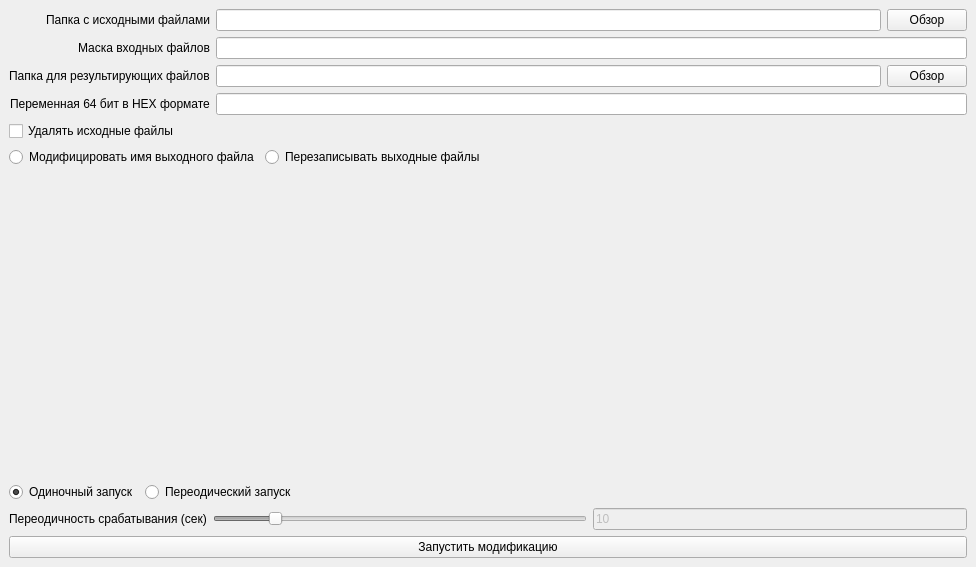
This is mainwindow.ui in 2romanio005/FileModification as Qt 5 draws it before an edit. The edited form follows.
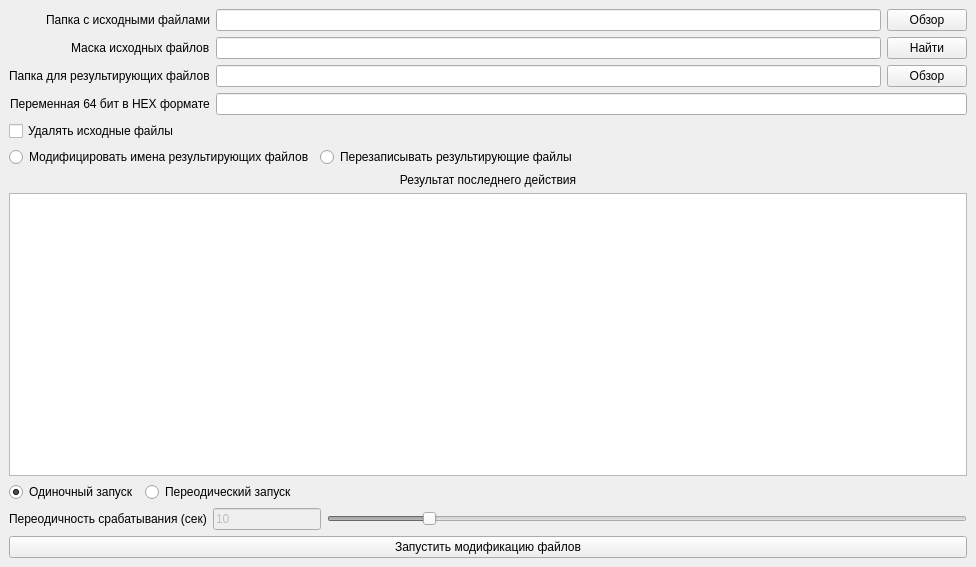
This is the edited form.

```diff
--- a/mainwindow.ui
+++ b/mainwindow.ui
@@ -14,29 +14,12 @@
    <string>Модификатор файлов</string>
   </property>
   <widget class="QWidget" name="centralwidget">
-   <layout class="QVBoxLayout" name="verticalLayout_2">
+   <layout class="QVBoxLayout" name="verticalLayout_3">
     <item>
      <layout class="QFormLayout" name="formLayout">
       <property name="labelAlignment">
        <set>Qt::AlignRight|Qt::AlignTrailing|Qt::AlignVCenter</set>
       </property>
-      <item row="1" column="0">
-       <widget class="QLabel" name="label_file_mask">
-        <property name="text">
-         <string>Маска входных файлов</string>
-        </property>
-       </widget>
-      </item>
-      <item row="1" column="1">
-       <widget class="QLineEdit" name="lineEdit_file_mask"/>
-      </item>
-      <item row="2" column="0">
-       <widget class="QLabel" name="label_output_path">
-        <property name="text">
-         <string>Папка для результирующих файлов</string>
-        </property>
-       </widget>
-      </item>
       <item row="0" column="0">
        <widget class="QLabel" name="label_input_path">
         <property name="sizePolicy">
@@ -53,20 +36,6 @@
         </property>
        </widget>
       </item>
-      <item row="3" column="0">
-       <widget class="QLabel" name="label_HEX_for_modification">
-        <property name="text">
-         <string>Переменная 64 бит в HEX формате</string>
-        </property>
-       </widget>
-      </item>
-      <item row="3" column="1">
-       <widget class="QLineEdit" name="lineEdit_HEX_for_modification">
-        <property name="maxLength">
-         <number>19</number>
-        </property>
-       </widget>
-      </item>
       <item row="0" column="1">
        <layout class="QHBoxLayout" name="horizontalLayout_13">
         <item>
@@ -81,6 +50,20 @@
         </item>
        </layout>
       </item>
+      <item row="1" column="0">
+       <widget class="QLabel" name="label_file_mask">
+        <property name="text">
+         <string>Маска исходных файлов</string>
+        </property>
+       </widget>
+      </item>
+      <item row="2" column="0">
+       <widget class="QLabel" name="label_output_path">
+        <property name="text">
+         <string>Папка для результирующих файлов</string>
+        </property>
+       </widget>
+      </item>
       <item row="2" column="1">
        <layout class="QHBoxLayout" name="horizontalLayout_15">
         <item>
@@ -95,6 +78,34 @@
         </item>
        </layout>
       </item>
+      <item row="3" column="0">
+       <widget class="QLabel" name="label_HEX_for_modification">
+        <property name="text">
+         <string>Переменная 64 бит в HEX формате</string>
+        </property>
+       </widget>
+      </item>
+      <item row="3" column="1">
+       <widget class="QLineEdit" name="lineEdit_HEX_for_modification">
+        <property name="maxLength">
+         <number>19</number>
+        </property>
+       </widget>
+      </item>
+      <item row="1" column="1">
+       <layout class="QHBoxLayout" name="horizontalLayout">
+        <item>
+         <widget class="QLineEdit" name="lineEdit_file_mask"/>
+        </item>
+        <item>
+         <widget class="QPushButton" name="pushButton_use_mask">
+          <property name="text">
+           <string>Найти</string>
+          </property>
+         </widget>
+        </item>
+       </layout>
+      </item>
      </layout>
     </item>
     <item>
@@ -109,7 +120,7 @@
       <item>
        <widget class="QRadioButton" name="radioButton_modify">
         <property name="text">
-         <string>Модифицировать имя выходного файла</string>
+         <string>Модифицировать имена результирующих файлов</string>
         </property>
         <property name="checked">
          <bool>true</bool>
@@ -119,7 +130,7 @@
       <item>
        <widget class="QRadioButton" name="radioButton_overwrite">
         <property name="text">
-         <string>Перезаписывать выходные файлы</string>
+         <string>Перезаписывать результирующие файлы</string>
         </property>
        </widget>
       </item>
@@ -139,17 +150,21 @@
      </layout>
     </item>
     <item>
-     <spacer name="verticalSpacer">
-      <property name="orientation">
-       <enum>Qt::Vertical</enum>
-      </property>
-      <property name="sizeHint" stdset="0">
-       <size>
-        <width>806</width>
-        <height>184</height>
-       </size>
-      </property>
-     </spacer>
+     <layout class="QVBoxLayout" name="verticalLayout_2">
+      <item>
+       <widget class="QLabel" name="label_result">
+        <property name="text">
+         <string>Результат последнего действия</string>
+        </property>
+        <property name="alignment">
+         <set>Qt::AlignCenter</set>
+        </property>
+       </widget>
+      </item>
+      <item>
+       <widget class="QTextBrowser" name="textBrowser_result"/>
+      </item>
+     </layout>
     </item>
     <item>
      <layout class="QVBoxLayout" name="verticalLayout">
@@ -196,6 +211,22 @@
           </property>
          </widget>
         </item>
+        <item>
+         <widget class="QLineEdit" name="lineEdit_period_time">
+          <property name="enabled">
+           <bool>false</bool>
+          </property>
+          <property name="sizePolicy">
+           <sizepolicy hsizetype="Fixed" vsizetype="Fixed">
+            <horstretch>0</horstretch>
+            <verstretch>0</verstretch>
+           </sizepolicy>
+          </property>
+          <property name="text">
+           <string>10</string>
+          </property>
+         </widget>
+        </item>
         <item>
          <widget class="QSlider" name="horizontalSlider_period_time">
           <property name="enabled">
@@ -218,16 +249,6 @@
           </property>
          </widget>
         </item>
-        <item>
-         <widget class="QLineEdit" name="lineEdit_period_time">
-          <property name="enabled">
-           <bool>false</bool>
-          </property>
-          <property name="text">
-           <string>10</string>
-          </property>
-         </widget>
-        </item>
        </layout>
       </item>
      </layout>
@@ -235,7 +256,7 @@
     <item>
      <widget class="QPushButton" name="pushButton_start">
       <property name="text">
-       <string>Запустить модификацию</string>
+       <string>Запустить модификацию файлов</string>
       </property>
      </widget>
     </item>
```
